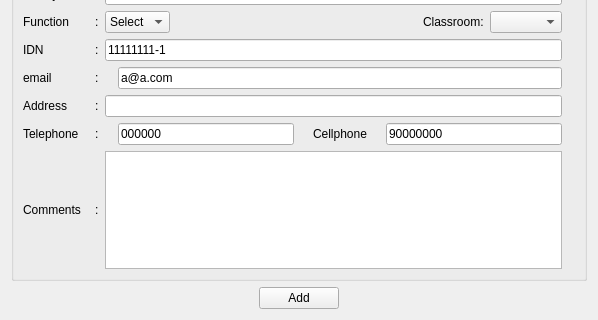
This is src/Gui/mNewReader.ui in cagonza6/Buho as Qt 5 draws it before an edit; both pictures show x 0 to 598 and y 180 to 500 of the 598 by 500 pixel window. The edited form follows.
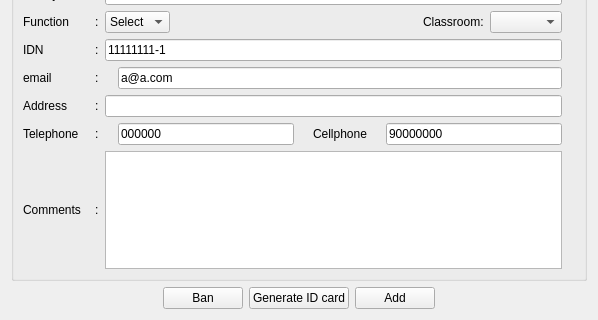
This is the edited form. Icons and pictures are not drawn.

Commit message: Generate Card: it can be used from user profile. Still needs work for School Data that is not completed

The edit to the form file:
```diff
--- a/src/Gui/mNewReader.ui
+++ b/src/Gui/mNewReader.ui
@@ -492,6 +492,20 @@
        </property>
       </spacer>
      </item>
+     <item>
+      <widget class="QPushButton" name="btn_ban">
+       <property name="text">
+        <string>Ban</string>
+       </property>
+      </widget>
+     </item>
+     <item>
+      <widget class="QPushButton" name="btn_card">
+       <property name="text">
+        <string>Generate ID card</string>
+       </property>
+      </widget>
+     </item>
      <item>
       <widget class="QPushButton" name="button_add">
        <property name="text">
```
The commit also changes 19 other files.
